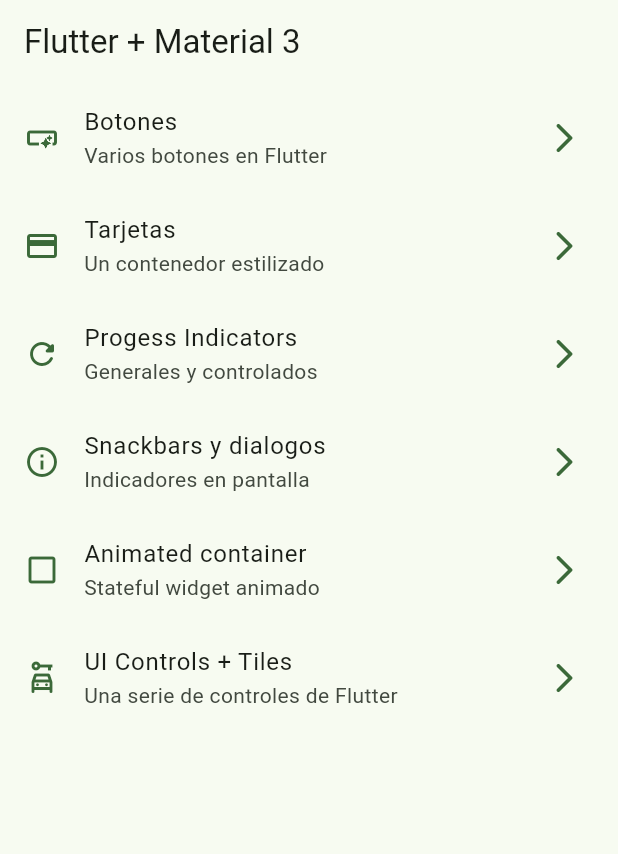
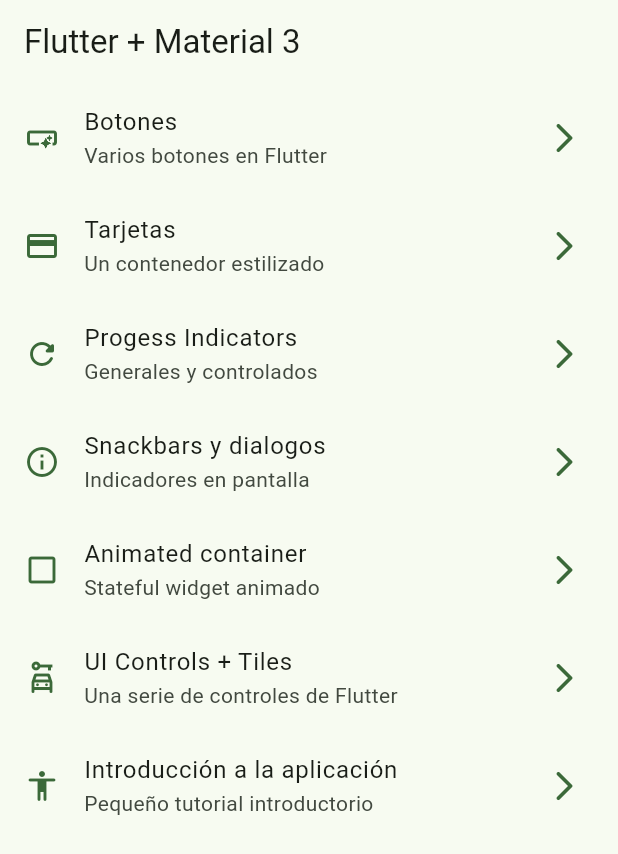
Before and after one commit to Tech-Code1/widgets_app, a Flutter app: the screen it shows after launch, on a phone screen of 412 x 824 dp. Shown: the top 854 px of the screen. Run offline on Flutter 3.47's test engine with Material 3 defaults, Android fonts, the phone set to English and light mode, and no system bars; our stand-ins replace go_router.

```diff
--- a/lib/config/router/app_route.dart
+++ b/lib/config/router/app_route.dart
@@ -40,5 +40,10 @@ final appRouter = GoRouter(
       name: UiControlsScreen.name,
       builder: (context, state) => const UiControlsScreen(),
     ),
+    GoRoute(
+      path: '/tutorial',
+      name: AppTutorialScreen.name,
+      builder: (context, state) => const AppTutorialScreen(),
+    ),
   ]
 );
--- a/lib/menu/menu_items.dart
+++ b/lib/menu/menu_items.dart
@@ -58,4 +58,10 @@ const appMenuItems = <MenuItem>[
     link: '/ui-controls',
     icon: Icons.car_rental_outlined,
   ),
+  MenuItem(
+    title: 'Introducción a la aplicación',
+    subtitle: 'Pequeño tutorial introductorio',
+    link: '/tutorial',
+    icon: Icons.accessibility_rounded,
+  ),
 ];
--- a/pubspec.yaml
+++ b/pubspec.yaml
@@ -18,3 +18,6 @@ dev_dependencies:
 
 flutter:
   uses-material-design: true
+
+assets:
+  - assets/images/
```
Also changed, not shown: assets/images/1.png (added), assets/images/2.png (added), assets/images/3.png (added), assets/images/jar-loading.gif (added).
